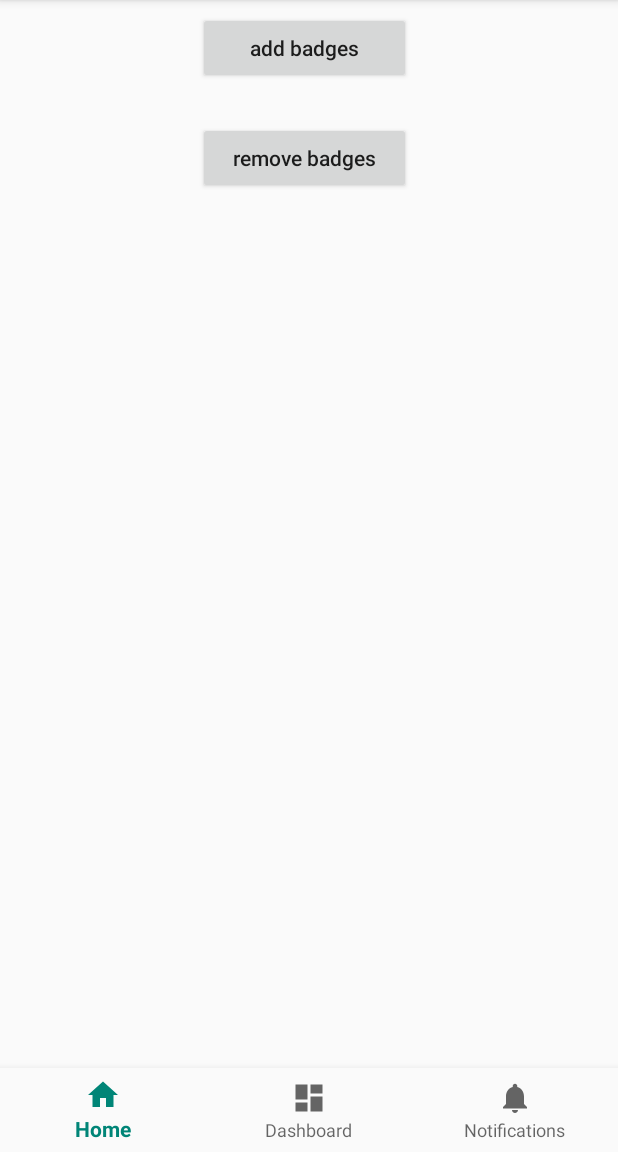
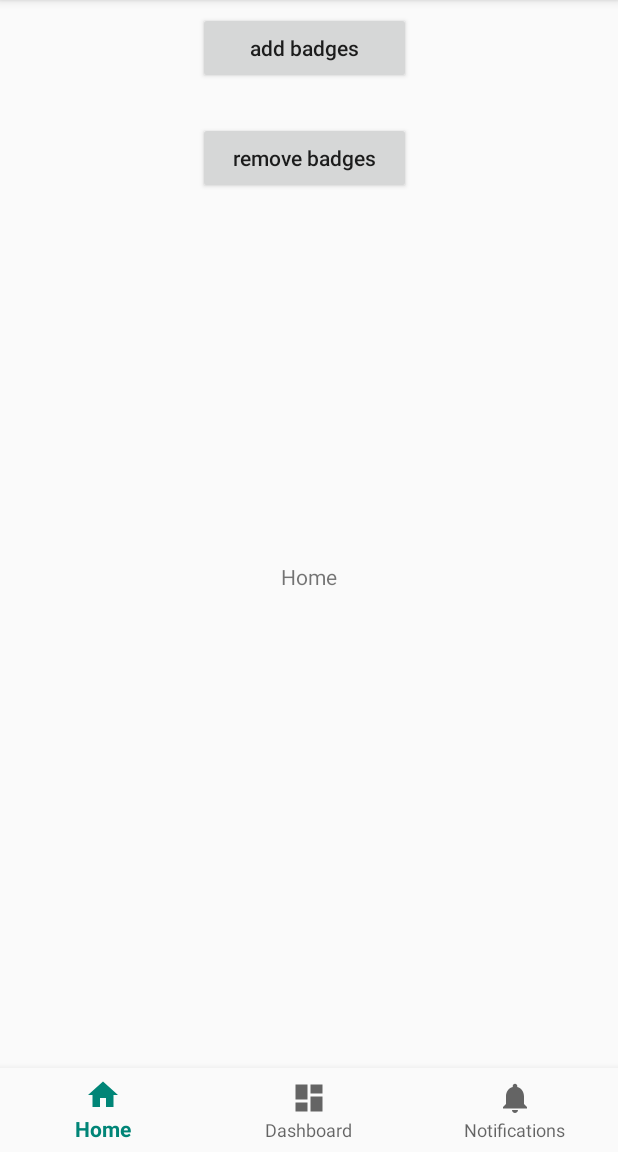
Before and after one commit to AhmedGarhy/Badged-BottomNavigationBar, an Android app: the screen it shows after launch (MainActivity), after a tap on "remove badges", on a phone screen of 412 x 824 dp, the part 84-1236 px from its top. Run offline under Robolectric (Android 15) with nearby library versions, the phone set to English and light mode, and no system bars; 1 other tap on this screen came first.

Commit message:
fix app crash while removing the badge.

```diff
--- a/app/src/main/res/layout/activity_main.xml
+++ b/app/src/main/res/layout/activity_main.xml
@@ -32,6 +32,15 @@
         app:layout_constraintStart_toStartOf="parent"
         app:layout_constraintTop_toTopOf="parent" />
 
+    <TextView
+        app:layout_constraintTop_toTopOf="parent"
+        app:layout_constraintBottom_toBottomOf="parent"
+        app:layout_constraintStart_toStartOf="parent"
+        app:layout_constraintEnd_toEndOf="parent"
+        android:id="@+id/message"
+        android:gravity="center"
+        android:layout_width="0dp"
+        android:layout_height="wrap_content"/>
     <Button
         android:id="@+id/remove_button"
         android:layout_width="142dp"
--- a/app/src/main/res/mipmap-anydpi-v26/ic_launcher.xml
+++ /dev/null
@@ -1,5 +0,0 @@
-<?xml version="1.0" encoding="utf-8"?>
-<adaptive-icon xmlns:android="http://schemas.android.com/apk/res/android">
-    <background android:drawable="@drawable/ic_launcher_background" />
-    <foreground android:drawable="@drawable/ic_launcher_foreground" />
-</adaptive-icon>
--- a/app/src/main/res/mipmap-anydpi-v26/ic_launcher_round.xml
+++ /dev/null
@@ -1,5 +0,0 @@
-<?xml version="1.0" encoding="utf-8"?>
-<adaptive-icon xmlns:android="http://schemas.android.com/apk/res/android">
-    <background android:drawable="@drawable/ic_launcher_background" />
-    <foreground android:drawable="@drawable/ic_launcher_foreground" />
-</adaptive-icon>
--- a/badgedbottomnavigationbar/src/main/java/com/badgedbottomnavigationbar/BadgedBottomNavigationBar.java
+++ b/badgedbottomnavigationbar/src/main/java/com/badgedbottomnavigationbar/BadgedBottomNavigationBar.java
@@ -1,4 +1,5 @@
 package com.badgedbottomnavigationbar;
+
 import android.content.Context;
 import android.content.res.TypedArray;
 import android.support.annotation.LayoutRes;
@@ -9,8 +10,10 @@ import android.view.View;
 import android.view.ViewGroup;
 
 
-public class BadgedBottomNavigationBar extends  BottomNavigationView{
-    @LayoutRes int badgeLayoutResId;
+public class BadgedBottomNavigationBar extends BottomNavigationView {
+    @LayoutRes
+    int badgeLayoutResId;
+
     public BadgedBottomNavigationBar(Context context) {
         super(context);
     }
@@ -18,13 +21,14 @@ public class BadgedBottomNavigationBar extends  BottomNavigationView{
     public BadgedBottomNavigationBar(Context context, AttributeSet attrs) {
         super(context, attrs);
         TypedArray a = context.obtainStyledAttributes(attrs, R.styleable.badgedBottomNavigationBar);
-        badgeLayoutResId = a.getResourceId(R.styleable.badgedBottomNavigationBar_badge_layout,-1);
+        badgeLayoutResId = a.getResourceId(R.styleable.badgedBottomNavigationBar_badge_layout, -1);
         a.recycle();
     }
 
     public BadgedBottomNavigationBar(Context context, AttributeSet attrs, int defStyleAttr) {
         super(context, attrs, defStyleAttr);
     }
+
     /**
      * show the badge on the menu item view.
      *
@@ -49,25 +53,28 @@ public class BadgedBottomNavigationBar extends  BottomNavigationView{
     }
 
     /**
-     * this method to remove dot [badge view] if it's already inflated on the menu item.
+     * remove dot [badge view] if it's already inflated on the menu item.
      *
-     * @param menuItemIndex  the menu item index
+     * @param menuItemIndex the menu item index
      */
     public void removeBadge(int menuItemIndex) {
         android.support.design.internal.BottomNavigationMenuView bottomNavigationMenuView =
                 (android.support.design.internal.BottomNavigationMenuView) getChildAt(0);
+        if (bottomNavigationMenuView != null) {
             View v = bottomNavigationMenuView.getChildAt(menuItemIndex);
             // check if the badge is already displayed on the icon.
             if (v instanceof ViewGroup) {
                 int childCount = ((ViewGroup) v).getChildCount();
             /* this condition to prevent the inflating the badge more than one time on the
              menu item .. because this means that the badge is already inflated before*/
-            // 3 is the NUMBER_OF_MENU_ITEM_VIEW_CHILDERN_WITH_BADGE
+                // 3 is the NUMBER_OF_MENU_ITEM_VIEW_CHILDREN_WITH_BADGE
                 if (childCount < 3) return;
             }
             android.support.design.internal.BottomNavigationItemView itemView = (android.support.design.internal.BottomNavigationItemView) v;
+            if (itemView != null)
                 // remove the last child [badge view]
                 itemView.removeViewAt(itemView.getChildCount() - 1);
         }
+    }
 
 }
```
Also changed, not shown: app/src/main/java/com/example/myapplication/MainActivity.java (+0 -12 lines), app/src/main/res/mipmap-hdpi/ic_launcher.png (deleted), app/src/main/res/mipmap-hdpi/ic_launcher_round.png (deleted), app/src/main/res/mipmap-mdpi/ic_launcher.png (deleted), app/src/main/res/mipmap-mdpi/ic_launcher_round.png (deleted), app/src/main/res/mipmap-xhdpi/ic_launcher.png (deleted), app/src/main/res/mipmap-xhdpi/ic_launcher_round.png (deleted), gradle/wrapper/gradle-wrapper.properties (deleted), 2 other files. Lines whose indentation alone changed are shown as unchanged.
